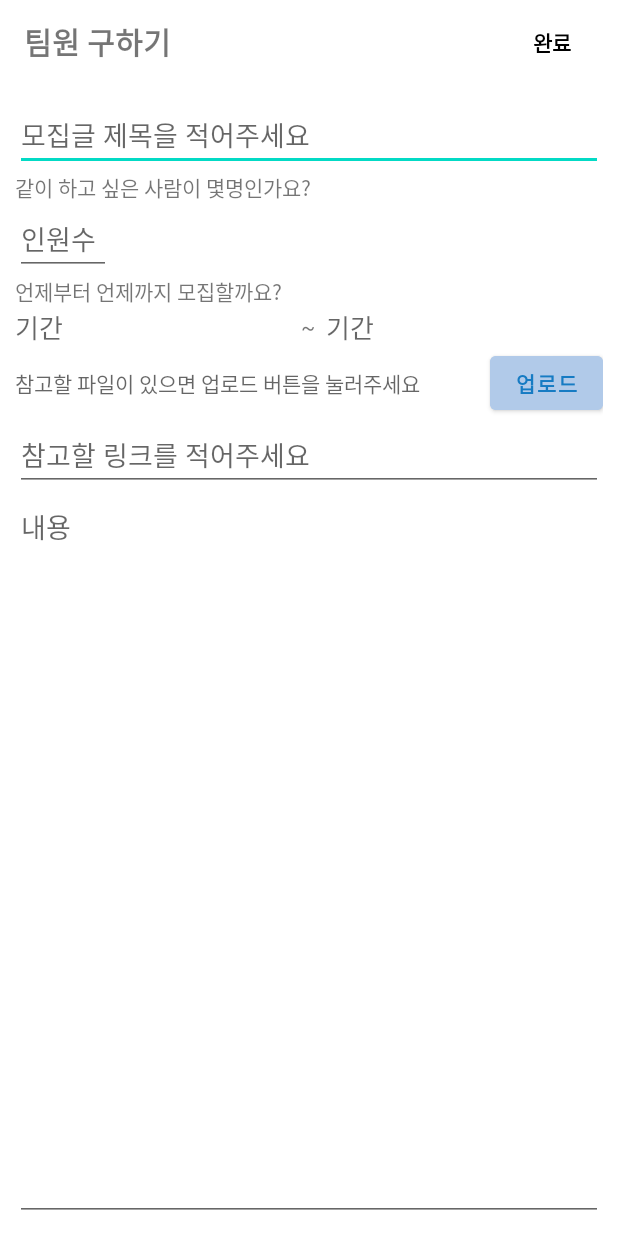
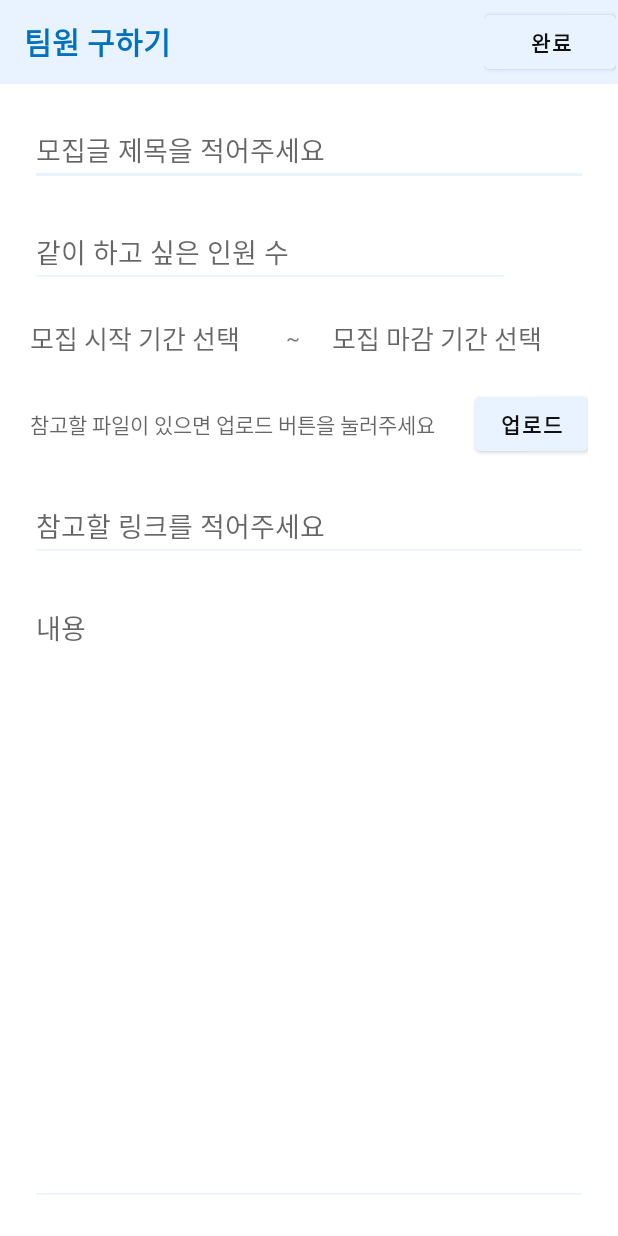
Before and after one commit to junha8070/KNU_Matching, an Android app: the postActivity screen opened directly, with no data from a screen before it, on a phone screen of 412 x 824 dp. Run offline under Robolectric (Android 15) with nearby library versions, the phone set to English and light mode, and no system bars; our stand-ins replace Firebase (no records; nobody signed in at launch, a user with empty details on screens opened directly); libraries missing offline, so code that uses them is left out: io.grpc.

Commit message:
xml오우

```diff
--- a/app/src/main/java/com/example/knu_matching/MainActivity.java
+++ b/app/src/main/java/com/example/knu_matching/MainActivity.java
@@ -168,6 +168,7 @@ public class MainActivity extends AppCompatActivity {
         // 액션바 객체
         ActionBar actionBar = getSupportActionBar();
         actionBar.setDisplayHomeAsUpEnabled(true);
+        actionBar.setDisplayShowTitleEnabled(false);
 
         //뒤로가기버튼 이미지 적용
         actionBar.setHomeAsUpIndicator(R.drawable.ic_menu);
--- a/app/src/main/res/layout/activity_post.xml
+++ b/app/src/main/res/layout/activity_post.xml
@@ -12,7 +12,7 @@
         android:layout_width="match_parent"
         android:layout_height="wrap_content"
         android:background="?attr/colorPrimary"
-        android:backgroundTint="#00ff0000"
+        android:backgroundTint="#e8f3ff"
         android:minHeight="?attr/actionBarSize"
         android:theme="?attr/actionBarTheme">
 
@@ -21,19 +21,31 @@
             android:layout_width="wrap_content"
             android:layout_height="match_parent"
             android:text="팀원 구하기"
+            android:backgroundTint="#e8f3ff"
+            android:textColor="#0071be"
+            android:fontFamily="@font/tway_air"
             android:textSize="20dp"
             android:textStyle="bold" />
+<LinearLayout
+    style="@style/Widget.AppCompat.Button.Borderless"
+    android:layout_width="wrap_content"
+    android:layout_height="wrap_content"
+    android:layout_gravity="right"
+    android:layout_margin="1dp"
+    android:background="#e8f3ff">
 
     <Button
-            style="@style/Widget.AppCompat.Button.Borderless"
         android:id="@+id/btn_write"
         android:layout_width="wrap_content"
         android:layout_height="wrap_content"
-            android:layout_gravity="right"
+        android:backgroundTint="#e8f3ff"
+        android:fontFamily="@font/tway_air"
+        android:elevation="10dp"
         android:text="완료"
-            android:backgroundTint="#00FF0000"
-            android:textColor="#000000"
+        android:textColor="#111"
         android:textStyle="bold" />
+</LinearLayout>
+
 
     </androidx.appcompat.widget.Toolbar>
 
@@ -46,62 +58,59 @@
         <LinearLayout
             android:layout_width="match_parent"
             android:layout_height="wrap_content"
-            android:orientation="horizontal">
+            android:orientation="horizontal"
+            android:padding="10dp">
 
             <EditText
                 android:id="@+id/edt_Title"
                 android:layout_width="match_parent"
                 android:layout_height="wrap_content"
+                android:backgroundTint="#e8f3ff"
+                android:fontFamily="@font/tway_air"
                 android:hint="모집글 제목을 적어주세요" />
         </LinearLayout>
 
         <LinearLayout
             android:layout_width="wrap_content"
             android:layout_height="wrap_content"
-            android:orientation="vertical">
-
-            <TextView
-                android:layout_width="wrap_content"
-                android:layout_height="wrap_content"
-                android:text="같이 하고 싶은 사람이 몇명인가요?" />
-
+            android:orientation="vertical"
+            android:padding="10dp">
             <EditText
                 android:id="@+id/edt_Number"
                 android:layout_width="wrap_content"
                 android:layout_height="wrap_content"
-                android:ems="3"
-                android:hint="인원수" />
+                android:ems="15"
+                android:fontFamily="@font/tway_air"
+                android:backgroundTint="#e8f3ff"
+                android:hint="같이 하고 싶은 인원 수" />
         </LinearLayout>
 
         <LinearLayout
             android:layout_width="match_parent"
             android:layout_height="wrap_content"
-            android:orientation="vertical">
-
-            <TextView
-                android:layout_width="wrap_content"
-                android:layout_height="wrap_content"
-                android:text="언제부터 언제까지 모집할까요?" />
-
+            android:orientation="vertical"
+            android:padding="10dp">
             <LinearLayout
                 android:layout_width="match_parent"
                 android:layout_height="wrap_content"
                 android:orientation="horizontal">
 
                 <TextView
-                    android:layout_weight="1"
-                    android:layout_gravity="center_vertical"
-                    android:textSize="17dp"
                     android:id="@+id/edt_date"
                     android:layout_width="wrap_content"
                     android:layout_height="wrap_content"
-                    android:hint="기간" />
+                    android:layout_gravity="center_vertical"
+                    android:layout_weight="1"
+                    android:fontFamily="@font/tway_air"
+                    android:hint="모집 시작 기간 선택"
+                    android:textSize="17dp" />
                 <TextView
                     android:gravity="center"
                     android:layout_weight="0.1"
                     android:layout_gravity="center_vertical"
                     android:layout_width="wrap_content"
                     android:layout_height="wrap_content"
+                    android:fontFamily="@font/tway_air"
                     android:text="~"/>
 
                 <TextView
@@ -111,7 +120,9 @@
                     android:id="@+id/tv_EndDate"
                     android:layout_width="wrap_content"
                     android:layout_height="wrap_content"
-                    android:hint="기간" />
+                    android:fontFamily="@font/tway_air"
+                    android:paddingLeft="20dp"
+                    android:hint="모집 마감 기간 선택" />
             </LinearLayout>
         </LinearLayout>
 
@@ -119,8 +130,8 @@
             android:layout_width="match_parent"
             android:layout_height="wrap_content"
             android:orientation="horizontal"
-            tools:ignore="WebViewLayout">
-
+            tools:ignore="WebViewLayout"
+            android:padding="10dp">
             <TextView
                 android:layout_gravity="left|center_vertical"
                 android:id="@+id/application"
@@ -129,6 +140,7 @@
                 android:autoLink="web"
                 android:layout_weight="6"
                 android:linksClickable="true"
+                android:fontFamily="@font/tway_air"
                 android:hint="참고할 파일이 있으면 업로드 버튼을 눌러주세요" />
 
             <Button
@@ -137,16 +149,17 @@
                 android:id="@+id/btn_choice"
                 android:layout_width="wrap_content"
                 android:layout_height="wrap_content"
-                android:backgroundTint="#b1cae9"
+                android:backgroundTint="#e8f3ff"
                 android:text="업로드"
-                android:textColor="#167bc3"
+                android:textColor="#111"
                 android:textStyle="bold" />
         </LinearLayout>
         <LinearLayout
             android:layout_width="match_parent"
             android:layout_height="wrap_content"
             android:orientation="vertical"
-            tools:ignore="WebViewLayout">
+            tools:ignore="WebViewLayout"
+            android:padding="10dp">
 
             <EditText
                 android:id="@+id/edt_link"
@@ -155,15 +168,16 @@
                 android:autoLink="web"
                 android:ems="10"
                 android:linksClickable="true"
+                android:fontFamily="@font/tway_air"
+                android:backgroundTint="#e8f3ff"
                 android:hint="참고할 링크를 적어주세요" />
         </LinearLayout>
 
         <LinearLayout
             android:layout_width="match_parent"
             android:layout_height="wrap_content"
-            android:orientation="vertical">
-
-
+            android:orientation="vertical"
+            android:padding="10dp">
             <EditText
                 android:gravity="top"
                 android:lines="100"
@@ -171,6 +185,8 @@
                 android:layout_width="match_parent"
                 android:layout_height="match_parent"
                 android:ems="10"
+                android:fontFamily="@font/tway_air"
+                android:backgroundTint="#e8f3ff"
                 android:hint="내용" />
         </LinearLayout>
 
```
Also changed, not shown: app/src/main/java/com/example/knu_matching/Post/PostFragment.java (+2 -8 lines), app/src/main/res/layout/activity_item_post.xml (+10 -2 lines), app/src/main/res/layout/activity_post_fragment.xml (+31 -18 lines), app/src/main/res/layout/activity_post_owner_acticity.xml (+17 -2 lines), app/src/main/res/layout/activity_register.xml (+9 -8 lines), app/src/main/res/layout/toolbar_layout.xml (+11 -3 lines), app/src/main/res/drawable/post_title.png (added), app/src/main/res/drawable/title.png. Lines whose indentation alone changed are shown as unchanged.
